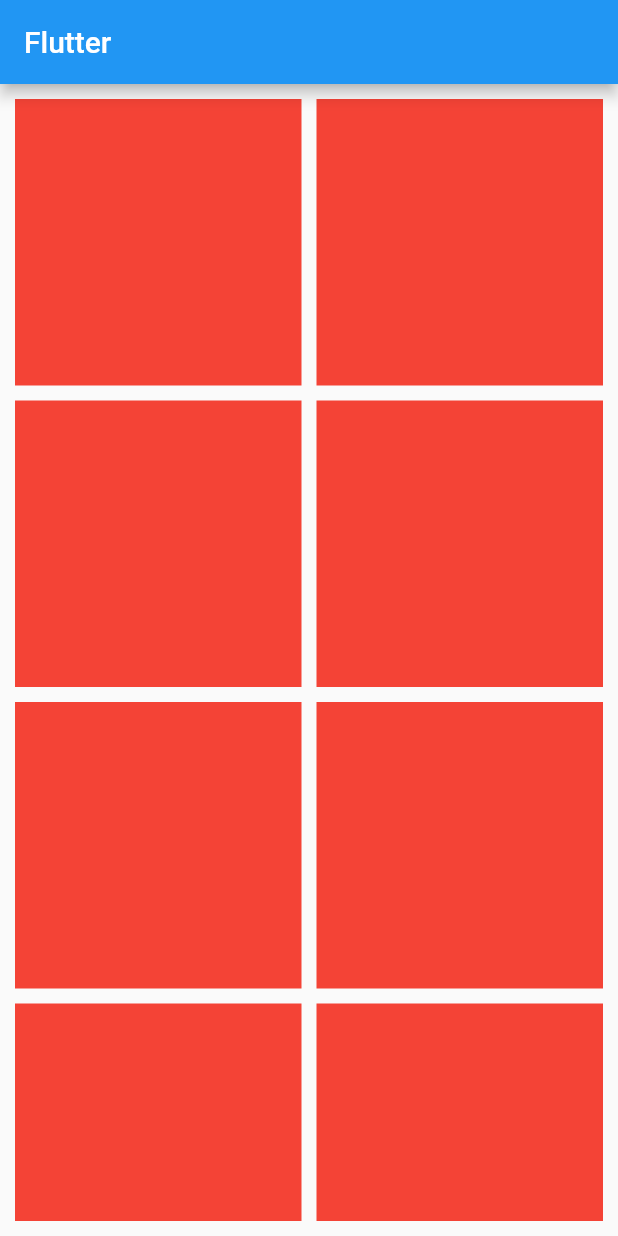
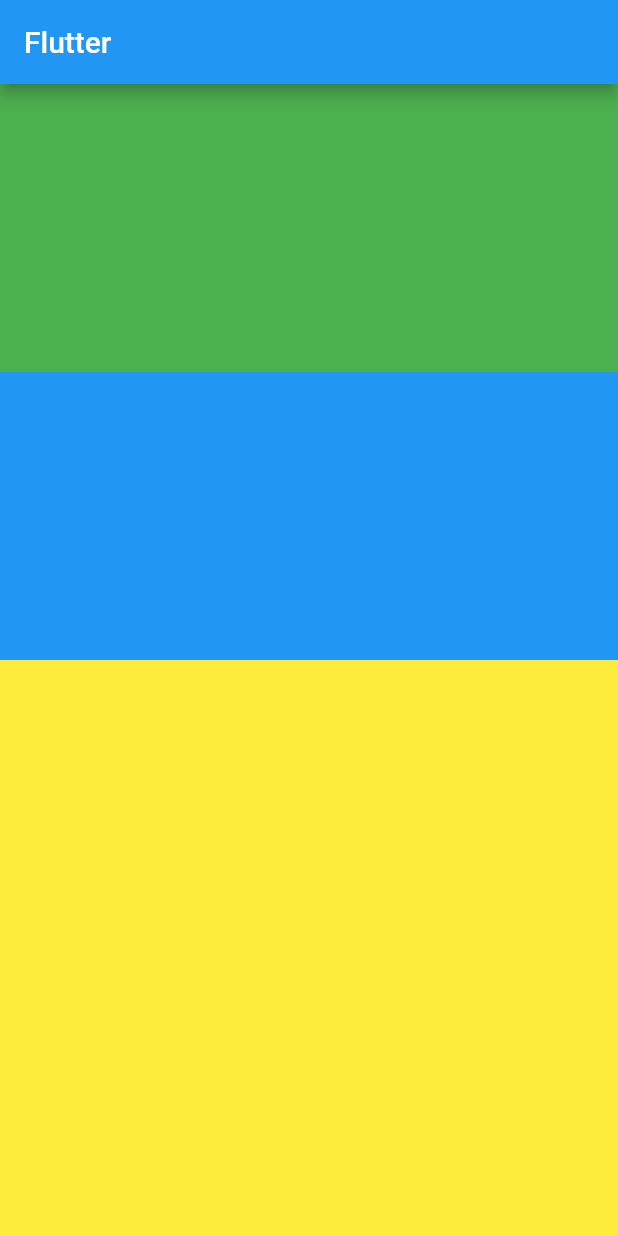
Before and after one commit to arifmia1129/flutter-widget, a Flutter app: the screen it shows after launch, on a phone screen of 412 x 824 dp. Run offline on Flutter 3.47's test engine with Material 2 defaults, Android fonts, the light colour scheme and no system bars; our stand-ins replace liquid_swipe.

Commit message:
expanded

```diff
--- a/lib/main.dart
+++ b/lib/main.dart
@@ -29,55 +29,21 @@ class HomePage extends StatelessWidget {
 
     return Scaffold(
         appBar: AppBar(title: Text("Flutter")),
-        body: Padding(
-          padding: const EdgeInsets.all(10.0),
-          child: GridView.count(
-            crossAxisCount: 2,
-            mainAxisSpacing: 10,
-            crossAxisSpacing: 10,
-            children: [
-              Container(
-                height: 100,
-                width: 100,
-                color: Colors.red,
-              ),
-              Container(
-                height: 100,
-                width: 100,
-                color: Colors.red,
-              ),
-              Container(
-                height: 100,
-                width: 100,
-                color: Colors.red,
-              ),
-              Container(
-                height: 100,
-                width: 100,
-                color: Colors.red,
-              ),
-              Container(
-                height: 100,
-                width: 100,
-                color: Colors.red,
-              ),
-              Container(
-                height: 100,
-                width: 100,
-                color: Colors.red,
-              ),
-              Container(
-                height: 100,
-                width: 100,
-                color: Colors.red,
-              ),
-              Container(
-                height: 100,
-                width: 100,
-                color: Colors.red,
-              ),
-            ],
-          ),
+        body: Column(
+          children: [
+            Expanded(
+              flex: 1,
+              child: Container(color: Colors.green),
+            ),
+            Expanded(
+              flex: 1,
+              child: Container(color: Colors.blue),
+            ),
+            Expanded(
+              flex: 2,
+              child: Container(color: Colors.yellow),
+            ),
+          ],
         ));
   }
 }
```
